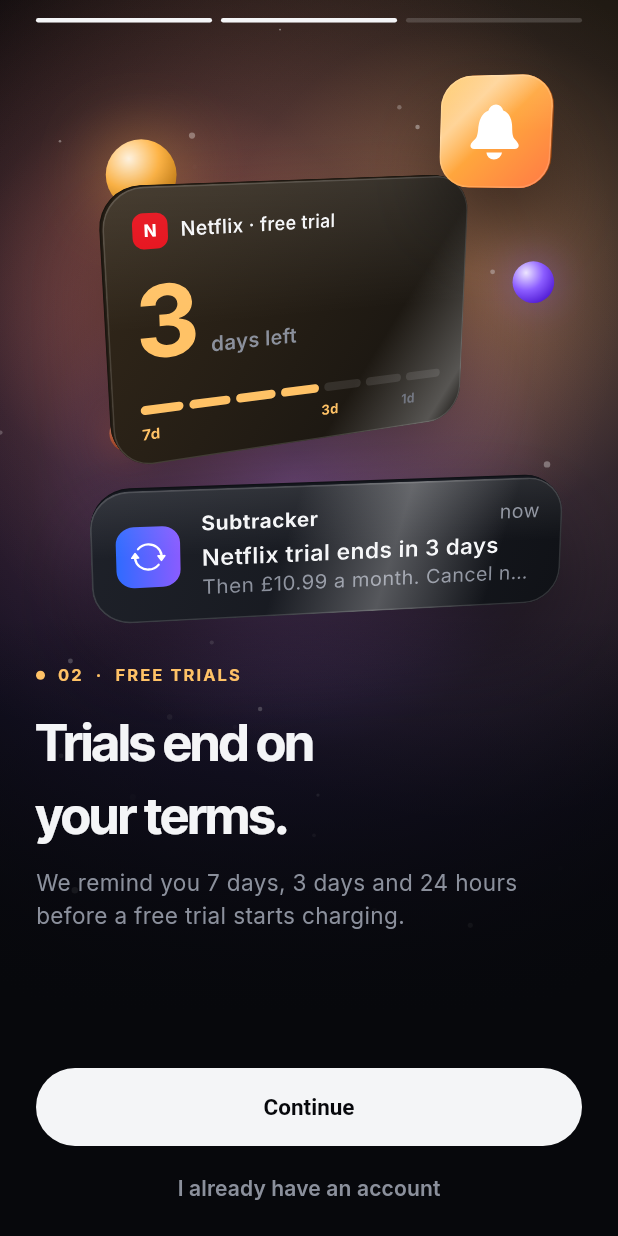
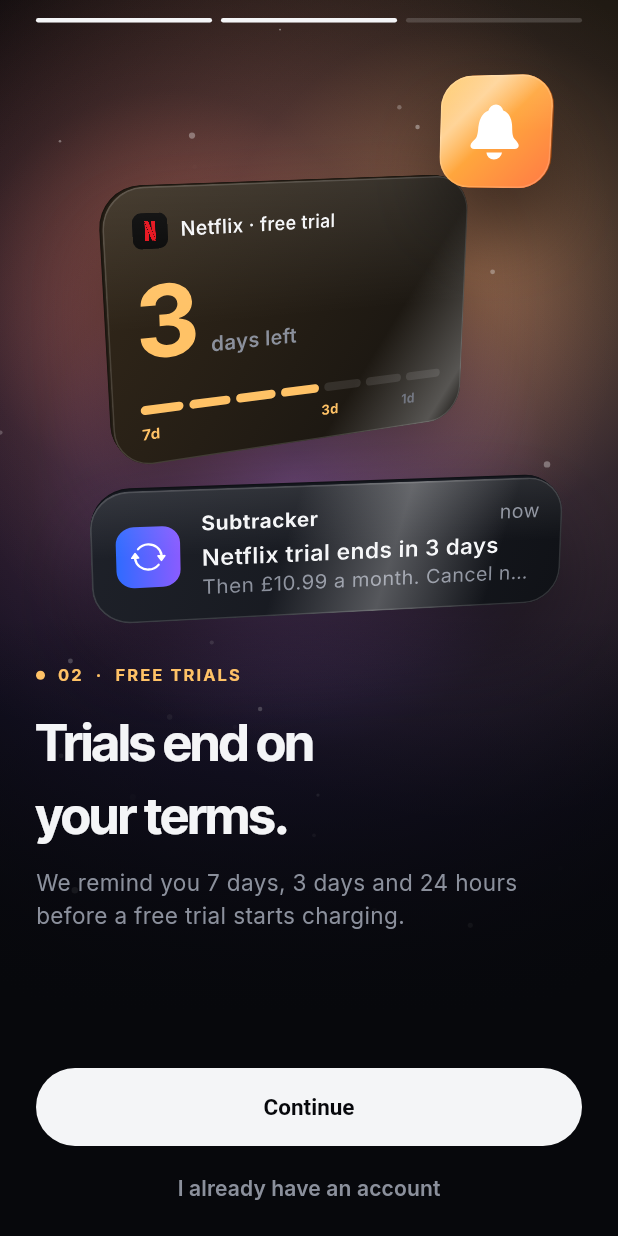
Before and after one commit to mustaphi-dev/subscription-tracker, a Flutter app: the screen it shows after launch, after a tap on "Continue", on a phone screen of 412 x 824 dp. Run offline on Flutter 3.47's test engine with Material 3 defaults, Android fonts, the phone set to English and light mode, and no system bars; our stand-ins replace app_links, cached_network_image, firebase_core, firebase_messaging, fl_chart, flutter_animate and 8 more; missing offline and left inert: home_widget, liquid_glass_renderer; accounts and stored records are empty.

Commit message:
Use real brand marks in onboarding art, drop decorative spheres
Brand app icons are rendered from Simple Icons (CC0) into assets/brands/.
Renewal tiles, the trial card and the shortfall charges now show the actual
Spotify, Netflix, iCloud, Klarna, ChatGPT, YouTube and Notion marks.

Co-Authored-By: Claude Opus 5.5 <noreply@anthropic.com>
Claude-Session: https://claude.ai/code/session_01VYkeWVfcZQJSLi1qfgDhYQ

```diff
--- a/lib/onboarding.dart
+++ b/lib/onboarding.dart
@@ -410,12 +410,44 @@ const _glass = BoxDecoration(
   gradient: LinearGradient(begin: Alignment.topLeft, end: Alignment.bottomRight, colors: [Color(0xFF1E2129), Color(0xFF101217)]),
 );
 
-Widget _letter(String name, Color color, {double size = 28}) => Container(
-      width: size,
-      height: size,
-      alignment: Alignment.center,
-      decoration: BoxDecoration(color: color, borderRadius: BorderRadius.circular(size * 0.32)),
-      child: Text(name[0], style: TextStyle(color: Colors.white, fontWeight: FontWeight.w800, fontSize: size * 0.48)),
+/// A brand mark from assets/brands, as a full-bleed app icon.
+Widget _logo(String slug, {double? size}) => Image.asset('assets/brands/$slug.png',
+    width: size, height: size, fit: BoxFit.cover, filterQuality: FilterQuality.medium);
+
+/// Small rounded logo for inline use.
+Widget _logoChip(String slug, double size) =>
+    ClipRRect(borderRadius: BorderRadius.circular(size * 0.26), child: _logo(slug, size: size));
+
+/// Dark price pill that hangs under a floating app icon.
+Widget _pricePill(String price, Matrix4 m, double opacity) => Opacity(
+      opacity: opacity.clamp(0.0, 1.0),
+      child: Transform(
+        transform: m,
+        alignment: Alignment.center,
+        child: Container(
+          padding: const EdgeInsets.symmetric(horizontal: 9, vertical: 4),
+          decoration: BoxDecoration(
+            color: const Color(0xE6101217),
+            borderRadius: BorderRadius.circular(20),
+            border: Border.all(color: Colors.white.withValues(alpha: 0.10)),
+          ),
+          child: Text(price, style: const TextStyle(color: kText, fontSize: 11.5, fontWeight: FontWeight.w600, fontFeatures: tabular)),
+        ),
+      ),
+    );
+
+/// A brand app icon as a thick glossy slab.
+Widget _iconSlab(String slug, {required Matrix4 m, required double rx, required double ry, double size = 68, double opacity = 1}) => Slab(
+      size: Size.square(size),
+      radius: size * 0.26,
+      depth: size * 0.14,
+      rx: rx,
+      ry: ry,
+      gloss: 0.3,
+      edge: const Color(0xFF2A2D35),
+      opacity: opacity,
+      transform: m,
+      face: _logo(slug),
     );
 
 /// A node in a scene, sorted back-to-front before painting.
@@ -436,14 +468,14 @@ class _OrbitScene extends StatelessWidget {
   final double t, d, now;
 
   static const _tiles = [
-    ('Spotify', '£11.99', Color(0xFF1DB954)),
-    ('Netflix', '£10.99', Color(0xFFE50914)),
-    ('iCloud+', '£2.99', Color(0xFF3D7BFF)),
-    ('Klarna', '£35.00', Color(0xFFF7A1C4)),
-    ('Gym', '£24.00', Color(0xFF34D399)),
-    ('Disney+', '£7.99', Color(0xFF1A3DBF)),
+    ('spotify', '£11.99'),
+    ('netflix', '£10.99'),
+    ('icloud', '£2.99'),
+    ('klarna', '£35.00'),
+    ('openai', '£20.00'),
+    ('youtube', '£12.99'),
   ];
-  static const _r = 150.0, _tilt = 0.5, _xs = 0.82;
+  static const _r = 150.0, _tilt = 0.5, _xs = 0.86;
 
   @override
   Widget build(BuildContext context) {
@@ -453,38 +485,14 @@ class _OrbitScene extends StatelessWidget {
       final a = spin + i * math.pi * 2 / _tiles.length;
       final x = _r * _xs * math.cos(a), z0 = _r * math.sin(a);
       final y = -z0 * math.sin(_tilt), z = z0 * math.cos(_tilt);
-      final ti = _span(t, 0.05 + 0.07 * i, 0.55 + 0.07 * i);
+      final ti = _span(t, 0.05 + 0.07 * i, 0.55 + 0.07 * i, Curves.easeOutBack);
       final near = (1 - z / _r) / 2; // 1 nearest, 0 farthest
-      final ry = -math.cos(a) * 0.45, rx = 0.12;
-      final (name, price, color) = _tiles[i];
-      nodes.add((
-        z,
-        Slab(
-          size: const Size(126, 48),
-          radius: 15,
-          depth: 6,
-          rx: rx,
-          ry: ry,
-          opacity: ti * (0.45 + 0.55 * near),
-          transform: place(Offset(x, y - 10), z: z, rx: rx, ry: ry, scale: (0.7 + 0.3 * ti) * 0.92),
-          face: DecoratedBox(
-            decoration: _glass,
-            child: Padding(
-              padding: const EdgeInsets.symmetric(horizontal: 10),
-              child: Row(children: [
-                _letter(name, color),
-                const SizedBox(width: 9),
-                Expanded(
-                  child: Column(mainAxisAlignment: MainAxisAlignment.center, crossAxisAlignment: CrossAxisAlignment.start, children: [
-                    Text(name, maxLines: 1, style: const TextStyle(fontSize: 12.5, fontWeight: FontWeight.w600, color: kText)),
-                    Text(price, style: const TextStyle(fontSize: 11.5, color: kMuted, fontFeatures: tabular)),
-                  ]),
-                ),
-              ]),
-            ),
-          ),
-        ),
-      ));
+      final ry = -math.cos(a) * 0.5 + 0.15 * math.sin(now * 0.9 + i), rx = 0.18;
+      final (slug, price) = _tiles[i];
+      final fade = _span(t, 0.05 + 0.07 * i, 0.4 + 0.07 * i) * (0.5 + 0.5 * near);
+      final scale = 0.6 + 0.4 * ti;
+      nodes.add((z, _iconSlab(slug, m: place(Offset(x, y - 22), z: z, rx: rx, ry: ry, scale: scale), rx: rx, ry: ry, size: 64, opacity: fade)));
+      nodes.add((z - 0.1, _pricePill(price, place(Offset(x, y + 22), z: z, scale: scale), fade * near)));
     }
     final tokRx = 0.2 + 0.05 * math.sin(now * 0.8), tokRy = 0.3 * math.sin(now * 0.5) - d * 0.9;
     nodes.add((
@@ -494,7 +502,7 @@ class _OrbitScene extends StatelessWidget {
         rx: tokRx,
         ry: tokRy,
         opacity: _span(t, 0, 0.3),
-        transform: place(Offset(0, -16 - 6 * math.sin(now * 1.2)), rx: tokRx, ry: tokRy, scale: 0.6 + 0.4 * _span(t, 0, 0.5, Curves.easeOutBack)),
+        transform: place(Offset(0, -24 - 6 * math.sin(now * 1.2)), rx: tokRx, ry: tokRy, scale: 0.6 + 0.4 * _span(t, 0, 0.5, Curves.easeOutBack)),
       ),
     ));
 
@@ -544,21 +552,8 @@ class _TrialScene extends StatelessWidget {
     final cardRx = 0.24 + 0.04 * math.sin(now * 0.7), cardRy = -0.34 + 0.07 * math.sin(now * 0.5) - d * 0.8;
     final note = _span(t, 0.62, 1, Curves.easeOutBack);
     final bellRx = 0.2, bellRy = 0.4 * math.sin(now * 0.9) - d * 1.2;
-    final orbs = _span(t, 0, 0.5);
 
     return _stage([
-      (
-        90,
-        Orb(color: const Color(0xFFFFB547), size: 54, opacity: orbs, transform: place(Offset(-128, -128 + 8 * math.sin(now)), z: 90)),
-      ),
-      (
-        -40,
-        Orb(color: const Color(0xFF8B5CFF), size: 26, opacity: orbs, transform: place(Offset(140, -40 + 6 * math.cos(now * 1.2)), z: -40)),
-      ),
-      (
-        150,
-        Orb(color: const Color(0xFFFF7A45), size: 30, opacity: orbs * 0.8, transform: place(Offset(-150, 70 + 5 * math.sin(now * 0.8)), z: 150)),
-      ),
       (
         0,
         Slab(
@@ -578,7 +573,7 @@ class _TrialScene extends StatelessWidget {
               padding: const EdgeInsets.fromLTRB(18, 16, 18, 16),
               child: Column(crossAxisAlignment: CrossAxisAlignment.start, children: [
                 Row(children: [
-                  _letter('Netflix', const Color(0xFFE50914), size: 22),
+                  _logoChip('netflix', 22),
                   const SizedBox(width: 8),
                   const Text('Netflix · free trial', style: TextStyle(color: kText, fontSize: 12.5, fontWeight: FontWeight.w600)),
                 ]),
@@ -678,7 +673,7 @@ class _ShortfallScene extends StatelessWidget {
 
   static const _balance = 42.67;
   static const _charges = [35.00, 11.99, 10.99, 8.99]; // 66.97 due → £24.30 short
-  static const _coins = ['−£35', '−£12', '−£11', '−£9'];
+  static const _coins = [('klarna', '−£35.00'), ('spotify', '−£11.99'), ('netflix', '−£10.99'), ('notion', '−£8.99')];
 
   @override
   Widget build(BuildContext context) {
@@ -739,30 +734,14 @@ class _ShortfallScene extends StatelessWidget {
     for (var k = 0; k < _coins.length; k++) {
       final p = _span(t, 0.12 + 0.11 * k, 0.5 + 0.11 * k, Curves.easeOutBack);
       final x = -114 + 76.0 * k;
-      final y = -126 + (k.isOdd ? -18 : 0) + 5 * math.sin(now * 1.3 + k);
-      final ry = 0.6 * math.sin(now * 1.1 + k * 1.7) - d;
+      final y = -138 + (k.isOdd ? -14 : 0) + 5 * math.sin(now * 1.3 + k);
+      final ry = 0.35 * math.sin(now * 1.1 + k * 1.7) - d;
       const rx = 0.25;
       final z = -10.0 - 12 * k;
-      nodes.add((
-        z,
-        Slab(
-          size: const Size.square(60),
-          radius: 30,
-          depth: 9,
-          rx: rx,
-          ry: ry,
-          edge: const Color(0xFF8A2232),
-          gloss: 0.42,
-          opacity: _span(t, 0.12 + 0.11 * k, 0.3 + 0.11 * k),
-          transform: place(Offset(x, y - (1 - p) * 220), z: z, rx: rx, ry: ry),
-          face: DecoratedBox(
-            decoration: const BoxDecoration(
-              gradient: RadialGradient(center: Alignment(-0.3, -0.4), colors: [Color(0xFFFFA49A), Color(0xFFFF5C6C), Color(0xFFC0182B)], stops: [0, 0.5, 1]),
-            ),
-            child: Center(child: Text(_coins[k], style: const TextStyle(color: Colors.white, fontWeight: FontWeight.w800, fontSize: 14))),
-          ),
-        ),
-      ));
+      final fade = _span(t, 0.12 + 0.11 * k, 0.3 + 0.11 * k);
+      final yy = y - (1 - p) * 220;
+      nodes.add((z, _iconSlab(_coins[k].$1, m: place(Offset(x, yy), z: z, rx: rx, ry: ry), rx: rx, ry: ry, size: 58, opacity: fade)));
+      nodes.add((z - 0.1, _pricePill(_coins[k].$2, place(Offset(x, yy + 42), z: z), fade)));
     }
 
     nodes.add((
--- a/lib/scene3d.dart
+++ b/lib/scene3d.dart
@@ -180,44 +180,6 @@ class IconToken extends StatelessWidget {
       );
 }
 
-/// A glossy sphere: a radial gradient lit from the top-left, plus a soft coloured glow.
-class Orb extends StatelessWidget {
-  const Orb({super.key, required this.color, required this.transform, this.size = 40, this.opacity = 1});
-  final Color color;
-  final Matrix4 transform;
-  final double size, opacity;
-
-  @override
-  Widget build(BuildContext context) {
-    final hsl = HSLColor.fromColor(color);
-    return Opacity(
-      opacity: opacity.clamp(0.0, 1.0),
-      child: Transform(
-        transform: transform,
-        alignment: Alignment.center,
-        child: Container(
-          width: size,
-          height: size,
-          decoration: BoxDecoration(
-            shape: BoxShape.circle,
-            gradient: RadialGradient(
-              center: const Alignment(-0.35, -0.45),
-              radius: 0.95,
-              colors: [
-                hsl.withLightness((hsl.lightness + 0.3).clamp(0, 0.95)).toColor(),
-                color,
-                hsl.withLightness((hsl.lightness - 0.3).clamp(0.04, 1)).toColor(),
-              ],
-              stops: const [0, 0.45, 1],
-            ),
-            boxShadow: [BoxShadow(color: color.withValues(alpha: 0.45), blurRadius: size * 0.8)],
-          ),
-        ),
-      ),
-    );
-  }
-}
-
 /// Slow-moving coloured light behind a scene, with drifting motes and a fade to the page
 /// colour at the bottom so text stays readable. [colors] can change every frame (it's
 /// interpolated while swiping between onboarding pages).
--- a/pubspec.yaml
+++ b/pubspec.yaml
@@ -76,6 +76,10 @@ flutter:
   # the material Icons class.
   uses-material-design: true
 
+  # Brand marks for onboarding art, rendered from Simple Icons (CC0). Trademarks belong to their owners.
+  assets:
+    - assets/brands/
+
   # To add assets to your application, add an assets section, like this:
   # assets:
   #   - images/a_dot_burr.jpeg
```
Also changed, not shown: assets/brands/applemusic.png (added), assets/brands/duolingo.png (added), assets/brands/icloud.png (added), assets/brands/klarna.png (added), assets/brands/netflix.png (added), assets/brands/notion.png (added), assets/brands/openai.png (added), assets/brands/playstation.png (added), assets/brands/spotify.png (added), assets/brands/youtube.png (added).
